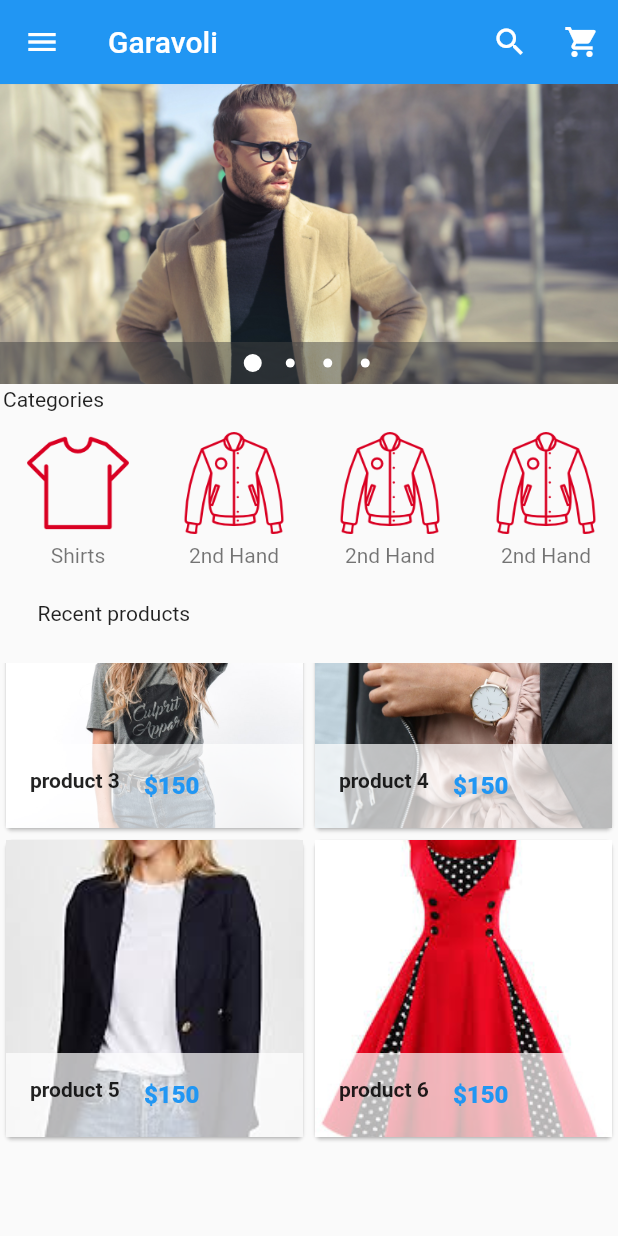
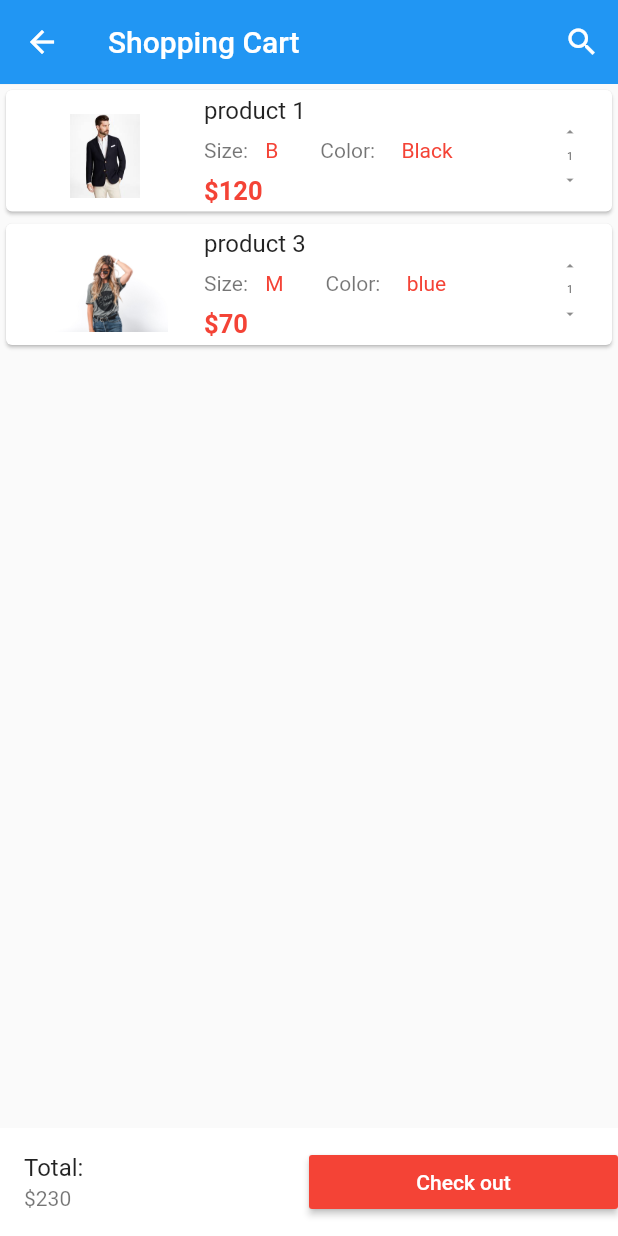
Before and after one commit to Elyas575/FlutterEcommerceDemo, a Flutter app: the screen it shows after launch, scrolled down 298 dp, after a tap on the "shopping cart" icon, on a phone screen of 412 x 824 dp. Run offline on Flutter 3.47's test engine with Material 2 defaults, Android fonts, the phone set to English and light mode, and no system bars; drawn by our look-alikes of carousel_pro.

Commit message:
Shopping_Cart
Shopping cart updated

```diff
--- /dev/null
+++ b/lib/Components/cart_products.dart
@@ -0,0 +1,116 @@
+import 'package:flutter/material.dart';
+
+class Cart_products extends StatefulWidget {
+  @override
+  _Cart_productsState createState() => _Cart_productsState();
+}
+
+class _Cart_productsState extends State<Cart_products> {
+  var Products_on_the_cart = [
+    {
+      "name": "product 1",
+      "picture": "images/products/blazer1.jpeg",
+      "price": 120,
+      "size": "B",
+      "color": "Black",
+      "quantity": 1,
+    },
+    {
+      "name": "product 3",
+      "picture": "images/w3.jpeg",
+      "price": 70,
+      "size": "M",
+      "color": "blue",
+      "quantity": 1,
+    },
+
+
+  ];
+  @override
+  Widget build(BuildContext context) {
+    return new ListView.builder(
+      itemCount: Products_on_the_cart.length,
+        itemBuilder: (context, index){
+        return Single_cart_product(
+          cart_product_name: Products_on_the_cart[index]["name"],
+          cart_product_color: Products_on_the_cart[index]["color"],
+          cart_product_quantity: Products_on_the_cart[index]["quantity"],
+          cart_product_size: Products_on_the_cart[index]["size"],
+          cart_product_price: Products_on_the_cart[index]["price"],
+          cart_product_picture: Products_on_the_cart[index]["picture"],
+        );
+        });
+  }
+}
+
+class Single_cart_product extends StatelessWidget {
+  final cart_product_name;
+  final cart_product_picture;
+  final cart_product_price;
+  final cart_product_size;
+  final cart_product_color;
+  final cart_product_quantity;
+
+  Single_cart_product({
+    this.cart_product_name,
+    this.cart_product_color,
+    this.cart_product_price,
+    this.cart_product_picture,
+    this.cart_product_quantity,
+    this.cart_product_size,
+});
+
+
+
+  @override
+  Widget build(BuildContext context) {
+    return Card(
+      child: ListTile(
+        leading: new Image.asset(cart_product_picture, width: 100 , height: 100.0),
+        title: new Text(cart_product_name),
+        subtitle: new Column(
+          children: <Widget>[
+
+            // this section is for the size of the product
+            new Row(
+              children: <Widget>[
+              Padding(
+                padding: const EdgeInsets.all(0.0),
+                child: new Text("Size: "),
+              ),
+                Padding(
+                  padding: const EdgeInsets.all(8.0),
+                  child: new Text(cart_product_size, style: TextStyle(color: Colors.red)),
+                ),
+                // ===================== this section is for product color ======
+                new Padding(padding: const EdgeInsets.fromLTRB(20.0, 9.0, 9.0, 9.0),
+                  child: new Text("Color: "),),
+                Padding(
+                  padding: const EdgeInsets.all(5.0),
+                  child: new Text(cart_product_color, style: TextStyle(color: Colors.red) ),
+                ),
+// ================ this section is the product price ================
+              ],
+            ),
+           new Container(
+             alignment: Alignment.topLeft,
+             child: new Text("\$${cart_product_price}", style: TextStyle(fontSize: 17.0, fontWeight: FontWeight.bold, color: Colors.red),
+             ),
+           )
+          ],
+        ),
+        trailing: FittedBox(
+          fit: BoxFit.fill,
+          child: Column(
+            children: <Widget>[
+              new IconButton(icon: Icon(Icons.arrow_drop_up), onPressed: (){}),
+              new Text("1"),
+              new IconButton(icon: Icon(Icons.arrow_drop_down), onPressed: (){}),
+            ],
+          ),
+        ),
+
+      ),
+    );
+  }
+}
--- a/lib/Components/products.dart
+++ b/lib/Components/products.dart
@@ -15,27 +15,27 @@ class _ProductsState extends State<Products> {
     {
       "name": "product 2",
       "picture": "images/w1.jpeg",
-      "price": 150,
+      "price": 40,
     },
     {
       "name": "product 3",
       "picture": "images/w3.jpeg",
-      "price": 150,
+      "price": 50,
     },
     {
       "name": "product 4",
       "picture": "images/w4.jpeg",
-      "price": 150,
+      "price": 60,
     },
     {
       "name": "product 5",
       "picture": "images/products/blazer2.jpeg",
-      "price": 150,
+      "price": 100,
     },
     {
       "name": "product 6",
       "picture": "images/products/dress1.jpeg",
-      "price": 150,
+      "price": 120,
     },
   ];
 
@@ -72,7 +72,8 @@ class Single_product extends StatelessWidget {
         tag: product_name,
         child: Material(
           child: InkWell(
-            onTap:()=> Navigator.of(context).push(new MaterialPageRoute(builder: (context) => new ProductDetails(
+            onTap:()=> Navigator.of(context).push(new MaterialPageRoute(
+                builder: (context) => new ProductDetails(
               // here we are passing the values of the product to the product details page
               product_detail_name: product_name,
               product_detail_new_price: product_price,
@@ -81,13 +82,11 @@ class Single_product extends StatelessWidget {
             child: GridTile(
                 footer: Container(
                   color: Colors.white70,
-                  child: ListTile(
-                    leading: Text(
-                      product_name,
-                      style: TextStyle(fontWeight: FontWeight.bold),
+                  child: new Row(children: <Widget>[
+                    Expanded(child: Text(product_name, style: TextStyle(fontWeight: FontWeight.bold, fontSize: 15.0,),),
                     ),
-                    title: Text("\$$product_price", style: TextStyle(color: Colors.blue, fontWeight: FontWeight.w800), ),
-                  ),
+                    new Text("\$${product_price}", style: TextStyle(color: Colors.blueAccent, fontWeight: FontWeight.bold),)
+                  ],)
 
                 ),
                 child: Image.asset(
--- a/lib/main.dart
+++ b/lib/main.dart
@@ -1,7 +1,7 @@
 import 'package:flutter/material.dart';
 import 'package:carousel_pro/carousel_pro.dart';
 import 'package:gradproject/Components/products.dart';
-
+import 'package:gradproject/pages/cart.dart';
 
 //my own imports
 import 'package:gradproject/Components/horizontal_listview.dart';
@@ -51,7 +51,10 @@ class HomePage extends StatelessWidget {
                 Icons.shopping_cart,
                 color: Colors.white,
               ),
-              onPressed: () {})
+              onPressed: () {Navigator.push(
+                  context, MaterialPageRoute(builder: (context) => new Cart()));
+
+              })
         ],
       ),
       drawer: new Drawer(
@@ -66,7 +69,7 @@ class HomePage extends StatelessWidget {
               onTap: () {},
               child: ListTile(
                 title: Text('Home Page'),
-                leading: Icon(Icons.home),
+                leading: Icon(Icons.home,  color: Colors.orange,),
               ),
             ),
 
@@ -74,7 +77,7 @@ class HomePage extends StatelessWidget {
               onTap: () {},
               child: ListTile(
                 title: Text('My Account'),
-                leading: Icon(Icons.person),
+                leading: Icon(Icons.person,  color: Colors.orange,),
               ),
             ),
 
@@ -82,23 +85,25 @@ class HomePage extends StatelessWidget {
               onTap: () {},
               child: ListTile(
                 title: Text('My Orders'),
-                leading: Icon(Icons.shopping_cart),
+                leading: Icon(Icons.shopping_basket,  color: Colors.orange,),
+              ),
+            ),
+
+            InkWell(
+              onTap: () {
+                Navigator.push(context, MaterialPageRoute(builder: (context) => new Cart()));
+              },
+              child: ListTile(
+                title: Text('Shopping cart'),
+                leading: Icon(Icons.shopping_cart, color: Colors.orange,),
               ),
             ),
 
             InkWell(
               onTap: () {},
               child: ListTile(
-                title: Text('Categories'),
-                leading: Icon(Icons.dashboard),
-              ),
-            ),
-
-            InkWell(
-              onTap: () {},
-              child: ListTile(
-                title: Text('Favourites'),
-                leading: Icon(Icons.favorite),
+                title: Text('Favourites', ),
+                leading: Icon(Icons.favorite,  color: Colors.red,),
               ),
             ),
             Divider(),
@@ -106,7 +111,7 @@ class HomePage extends StatelessWidget {
               onTap: () {},
               child: ListTile(
                 title: Text('Settings'),
-                leading: Icon(Icons.settings, color: Colors.blue),
+                leading: Icon(Icons.settings, color: Colors.black),
               ),
             ),
             InkWell(
--- /dev/null
+++ b/lib/pages/cart.dart
@@ -0,0 +1,44 @@
+import 'package:flutter/material.dart';
+import 'package:gradproject/main.dart';
+import 'package:gradproject/Components/cart_products.dart';
+
+class Cart extends StatefulWidget {
+  @override
+  _CartState createState() => _CartState();
+}
+
+class _CartState extends State<Cart> {
+  @override
+  Widget build(BuildContext context) {
+    return Scaffold(
+      appBar: new AppBar(
+        elevation: 0.1,
+        backgroundColor: Colors.blue,
+        title: Text('Shopping Cart'),
+        actions: <Widget>[
+          new IconButton(
+              icon: Icon(
+                Icons.search,
+                color: Colors.white,
+              ),
+              onPressed: () {}),
+
+        ],
+      ),
+      body: new Cart_products(),
+
+      bottomNavigationBar: new Container(
+        color: Colors.white,
+        child: Row(
+          children: <Widget> [
+            Expanded(child: ListTile(title: new Text("Total:  "),
+            subtitle: new Text("\$230"),)),
+            Expanded(child: new MaterialButton(onPressed: (){},
+            child: new Text("Check out", style: TextStyle(color: Colors.white),),
+            color: Colors.red,),)
+          ],
+        ),
+      ),
+    );
+  }
+}
```
Also changed, not shown: lib/pages/product_details.dart (+99 -1 lines).
